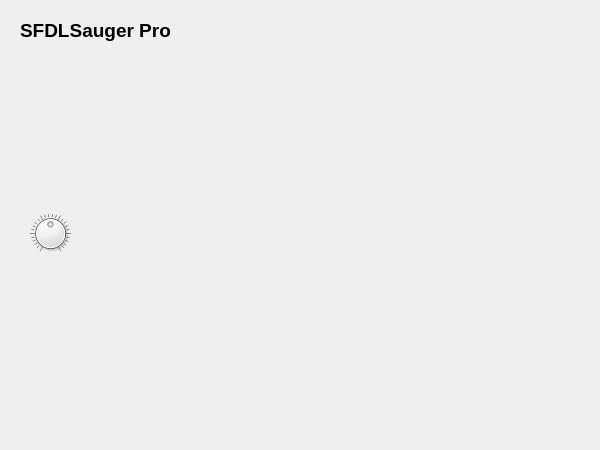
Qt form about.ui (DoctorW00/SFDLSaugerPro) before a commit.
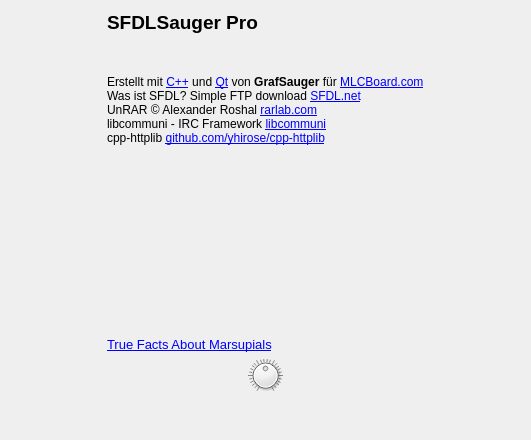
The same form after that commit. Icons and pictures are not drawn.

The edit to the form file:
```diff
--- a/about.ui
+++ b/about.ui
@@ -6,24 +6,65 @@
    <rect>
     <x>0</x>
     <y>0</y>
-    <width>600</width>
-    <height>450</height>
+    <width>531</width>
+    <height>440</height>
    </rect>
   </property>
   <property name="windowTitle">
    <string>Dialog</string>
   </property>
+  <layout class="QGridLayout" name="gridLayout_2">
+   <item row="1" column="0">
+    <widget class="QLabel" name="label_3">
+     <property name="sizePolicy">
+      <sizepolicy hsizetype="Maximum" vsizetype="Maximum">
+       <horstretch>100</horstretch>
+       <verstretch>100</verstretch>
+      </sizepolicy>
+     </property>
+     <property name="minimumSize">
+      <size>
+       <width>0</width>
+       <height>0</height>
+      </size>
+     </property>
+     <property name="maximumSize">
+      <size>
+       <width>16777215</width>
+       <height>16777215</height>
+      </size>
+     </property>
+     <property name="font">
+      <font>
+       <pointsize>10</pointsize>
+      </font>
+     </property>
+     <property name="text">
+      <string/>
+     </property>
+    </widget>
+   </item>
+   <item row="4" column="0">
+    <layout class="QHBoxLayout" name="horizontalLayout_2">
+     <item>
+      <layout class="QGridLayout" name="gridLayout"/>
+     </item>
+     <item>
   <widget class="QLabel" name="label">
-   <property name="enabled">
-    <bool>true</bool>
-   </property>
-   <property name="geometry">
-    <rect>
-     <x>20</x>
-     <y>140</y>
-     <width>61</width>
-     <height>61</height>
-    </rect>
+       <property name="minimumSize">
+        <size>
+         <width>144</width>
+         <height>144</height>
+        </size>
+       </property>
+       <property name="maximumSize">
+        <size>
+         <width>144</width>
+         <height>144</height>
+        </size>
+       </property>
+       <property name="toolTip">
+        <string>Graf Sauger</string>
    </property>
    <property name="text">
     <string/>
@@ -31,19 +72,41 @@
    <property name="pixmap">
     <pixmap resource="gfx.qrc">:/gfx/grafsauger.jpg</pixmap>
    </property>
-   <property name="scaledContents">
-    <bool>true</bool>
-   </property>
-  </widget>
+       <property name="alignment">
+        <set>Qt::AlignmentFlag::AlignCenter</set>
+       </property>
+      </widget>
+     </item>
+    </layout>
+   </item>
+   <item row="9" column="0">
+    <spacer name="verticalSpacer">
+     <property name="orientation">
+      <enum>Qt::Orientation::Vertical</enum>
+     </property>
+     <property name="sizeHint" stdset="0">
+      <size>
+       <width>20</width>
+       <height>40</height>
+      </size>
+     </property>
+    </spacer>
+   </item>
+   <item row="3" column="0">
+    <spacer name="verticalSpacer_2">
+     <property name="orientation">
+      <enum>Qt::Orientation::Vertical</enum>
+     </property>
+     <property name="sizeHint" stdset="0">
+      <size>
+       <width>20</width>
+       <height>40</height>
+      </size>
+     </property>
+    </spacer>
+   </item>
+   <item row="0" column="0">
   <widget class="QLabel" name="label_2">
-   <property name="geometry">
-    <rect>
-     <x>20</x>
-     <y>10</y>
-     <width>181</width>
-     <height>41</height>
-    </rect>
-   </property>
    <property name="font">
     <font>
      <pointsize>14</pointsize>
@@ -54,14 +117,40 @@
     <string>SFDLSauger Pro</string>
    </property>
   </widget>
+   </item>
+   <item row="5" column="0">
+    <widget class="QLabel" name="label_4">
+     <property name="font">
+      <font>
+       <pointsize>10</pointsize>
+      </font>
+     </property>
+     <property name="text">
+      <string>&lt;a href=&quot;https://www.youtube.com/watch?v=gNqQL-1gZF8&amp;t=5m46s&quot;&gt;True Facts About Marsupials&lt;/a&gt;</string>
+     </property>
+    </widget>
+   </item>
+   <item row="2" column="0">
+    <widget class="QLabel" name="label_credits">
+     <property name="text">
+      <string>&lt;br /&gt;Erstellt mit &lt;a href=&quot;https://isocpp.org/&quot;&gt;C++&lt;/a&gt; und &lt;a href=&quot;https://www.qt.io/&quot;&gt;Qt&lt;/a&gt; von &lt;b&gt;GrafSauger&lt;/b&gt;
+für &lt;a href=&quot;https://mlcboard.com/&quot;&gt;MLCBoard.com&lt;/a&gt;
+&lt;br /&gt;Was ist SFDL? Simple FTP download &lt;a href=&quot;https://sfdl.net/&quot;&gt;SFDL.net&lt;/a&gt;
+&lt;br /&gt; UnRAR © Alexander Roshal &lt;a href=&quot;https://www.rarlab.com/rar_add.htm&quot;&gt;rarlab.com&lt;/a&gt;
+&lt;br /&gt;libcommuni - IRC Framework &lt;a href=&quot;https://github.com/communi/libcommuni&quot;&gt;libcommuni&lt;/a&gt;
+&lt;br /&gt;cpp-httplib &lt;a href=&quot;https://github.com/yhirose/cpp-httplib&quot;&gt;github.com/yhirose/cpp-httplib&lt;/a&gt;</string>
+     </property>
+    </widget>
+   </item>
+   <item row="8" column="0">
+    <layout class="QGridLayout" name="gridLayout_4">
+     <item row="0" column="0">
   <widget class="QDial" name="lautleise">
-   <property name="geometry">
-    <rect>
-     <x>30</x>
-     <y>208</y>
-     <width>41</width>
-     <height>51</height>
-    </rect>
+       <property name="maximumSize">
+        <size>
+         <width>35</width>
+         <height>35</height>
+        </size>
    </property>
    <property name="maximum">
     <number>100</number>
@@ -79,53 +168,10 @@
     <bool>true</bool>
    </property>
   </widget>
-  <widget class="QWidget" name="gridLayoutWidget">
-   <property name="geometry">
-    <rect>
-     <x>90</x>
-     <y>140</y>
-     <width>281</width>
-     <height>141</height>
-    </rect>
-   </property>
-   <layout class="QGridLayout" name="gridLayout"/>
-  </widget>
-  <widget class="QLabel" name="label_3">
-   <property name="geometry">
-    <rect>
-     <x>20</x>
-     <y>50</y>
-     <width>481</width>
-     <height>81</height>
-    </rect>
-   </property>
-   <property name="font">
-    <font>
-     <pointsize>10</pointsize>
-    </font>
-   </property>
-   <property name="text">
-    <string/>
-   </property>
-  </widget>
-  <widget class="QLabel" name="label_4">
-   <property name="geometry">
-    <rect>
-     <x>90</x>
-     <y>290</y>
-     <width>281</width>
-     <height>20</height>
-    </rect>
-   </property>
-   <property name="font">
-    <font>
-     <pointsize>10</pointsize>
-    </font>
-   </property>
-   <property name="text">
-    <string/>
-   </property>
-  </widget>
+     </item>
+    </layout>
+   </item>
+  </layout>
  </widget>
  <resources>
   <include location="gfx.qrc"/>
```
Lines whose indentation alone changed are shown as unchanged.
